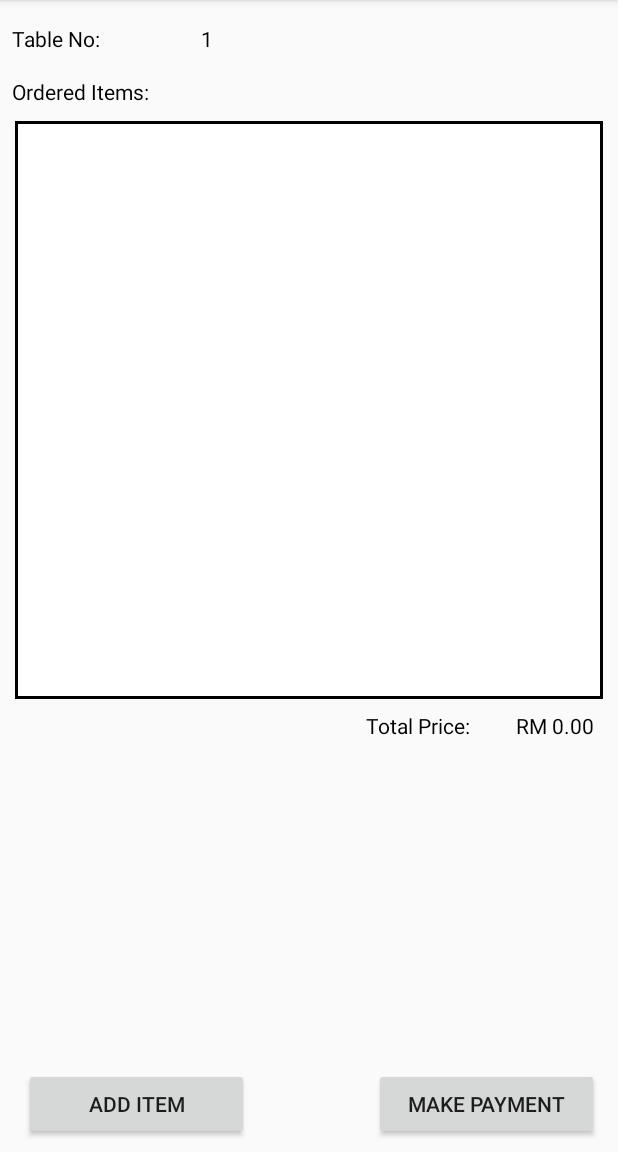
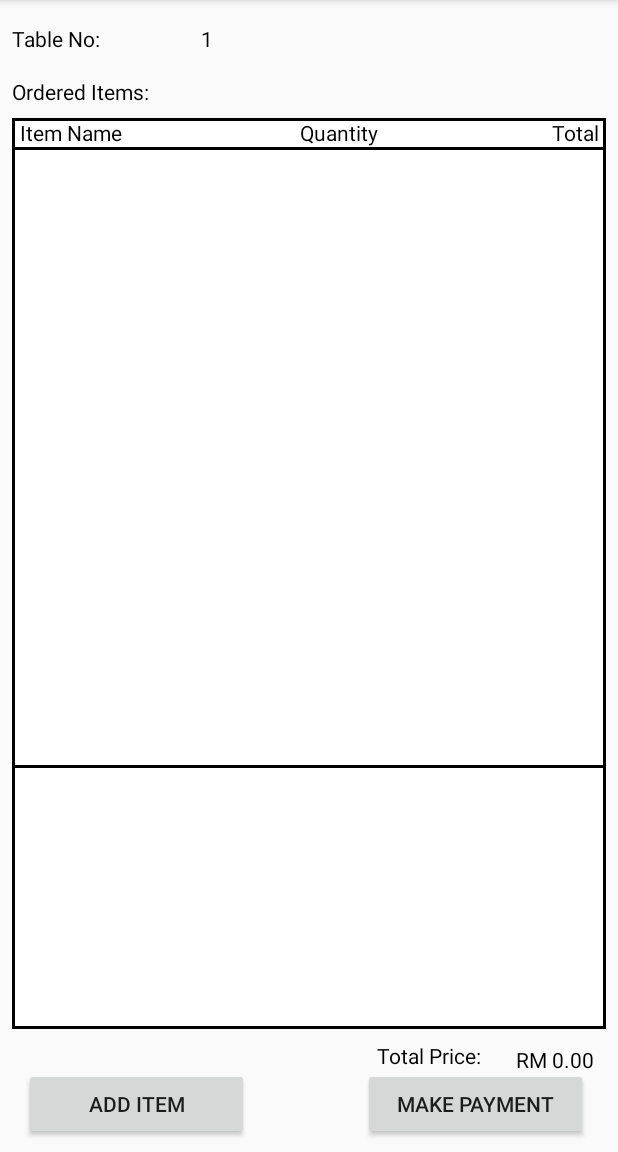
Before and after one commit to Theam1127/FoodOrderingApp, an Android app: the screen it shows after launch (MakeOrder), on a phone screen of 412 x 824 dp, the part 84-1236 px from its top. Run offline under Robolectric (Android 15) with nearby library versions, the phone set to English and light mode, and no system bars; our stand-ins replace Firebase (no records; nobody signed in at launch, a user with empty details on screens opened directly).

Commit message:
To be continued

```diff
--- a/app/src/main/AndroidManifest.xml
+++ b/app/src/main/AndroidManifest.xml
@@ -21,7 +21,9 @@
         <activity android:name=".Payment" />
         <activity android:name=".ForgotPassword" />
         <activity android:name=".ChangePassword" />
-        <activity android:name=".MaintenanceSetting"></activity>
+        <activity android:name=".MaintenanceSetting" />
+        <activity android:name=".AddOrderItem"
+            android:windowSoftInputMode="adjustNothing"></activity>
     </application>
 
 </manifest>
--- a/app/src/main/java/my/edu/tarc/foodorderingapp/MakeOrder.java
+++ b/app/src/main/java/my/edu/tarc/foodorderingapp/MakeOrder.java
@@ -1,18 +1,23 @@
 package my.edu.tarc.foodorderingapp;
 
 import android.app.ProgressDialog;
+import android.content.Intent;
 import android.support.annotation.NonNull;
 import android.support.v7.app.AppCompatActivity;
 import android.os.Bundle;
+import android.view.View;
 import android.widget.ArrayAdapter;
+import android.widget.Button;
 import android.widget.ListView;
 import android.widget.TextView;
+import android.widget.Toast;
 
 
 import com.google.android.gms.tasks.OnCompleteListener;
 import com.google.android.gms.tasks.OnSuccessListener;
 import com.google.android.gms.tasks.Task;
 import com.google.firebase.firestore.FirebaseFirestore;
+import com.google.firebase.firestore.Query;
 import com.google.firebase.firestore.QueryDocumentSnapshot;
 import com.google.firebase.firestore.QuerySnapshot;
 
@@ -21,35 +26,41 @@ import java.util.Collection;
 import java.util.List;
 
 public class MakeOrder extends AppCompatActivity {
-    Menu menuItem = new Menu();
-    List<Menu> orders = new ArrayList<>();
-    List<String> menuList = new ArrayList<>();
+    Menu menuItem;
+    List<Menu> orders;
     TextView tableNo, totalPrice;
     ListView orderList;
-    ArrayAdapter<String> adapter;
+    OrderListAdapter adapter;
     ProgressDialog pd;
+    Button addItemBtn, makePaymentBtn;
     @Override
     protected void onCreate(Bundle savedInstanceState) {
         super.onCreate(savedInstanceState);
         setContentView(R.layout.activity_make_order);
+        addItemBtn = (Button)findViewById(R.id.addItemBtn);
+        makePaymentBtn = (Button)findViewById(R.id.makePaymentBtn);
+        orders = new ArrayList<>();
+        menuItem = new Menu();
         pd = new ProgressDialog(this);
         pd.setMessage("Please Wait...");
+        pd.setCancelable(false);
+        pd.setCanceledOnTouchOutside(false);
         pd.show();
         FirebaseFirestore db = FirebaseFirestore.getInstance();
         db.collection("Menu").get().addOnCompleteListener(new OnCompleteListener<QuerySnapshot>() {
             @Override
             public void onComplete(@NonNull Task<QuerySnapshot> task) {
                 if(task.isSuccessful()){
-                    for(QueryDocumentSnapshot document : task.getResult()){
-                        menuItem.setMenuID((String)document.getData().get("menuID"));
-                        menuItem.setAvailable((boolean)document.getData().get("available"));
-                        menuItem.setName((String)document.getData().get("name"));
-                        menuItem.setPrice((double)document.getData().get("price"));
-                        menuItem.setType((String)document.getData().get("type"));
+                    for(QueryDocumentSnapshot documentSnapshot : task.getResult()) {
+                        String menuID = ""+documentSnapshot.getData().get("menuID");
+                        boolean available = (boolean)documentSnapshot.getData().get("menuStatus");
+                        String name = ""+documentSnapshot.getData().get("menuName");
+                        double price = Double.parseDouble(""+documentSnapshot.getData().get("menuPrice"));
+                        String type = ""+documentSnapshot.getData().get("menuType");
+                        menuItem=new Menu(menuID, name,type,available,price);
                         orders.add(menuItem);
-                        menuList.add(menuItem.getName()+"\t5\t"+menuItem.getPrice());
                     }
-                    adapter = new ArrayAdapter<String>(getApplicationContext(), android.R.layout.simple_list_item_1,menuList);
+                        adapter = new OrderListAdapter(orders, getApplicationContext());
                         orderList.setAdapter(adapter);
                         totalPrice = findViewById(R.id.totalPriceTV);
                         double total = 0.00;
@@ -58,6 +69,16 @@ public class MakeOrder extends AppCompatActivity {
                         totalPrice.setText("RM "+String.format("%.2f",total));
                         pd.dismiss();
                 }
+                else{
+                    Toast.makeText(getApplicationContext(),"Error",Toast.LENGTH_SHORT);
+                }
+            }
+        });
+        addItemBtn.setOnClickListener(new View.OnClickListener() {
+            @Override
+            public void onClick(View view) {
+                Intent intent = new Intent(getApplicationContext(), AddOrderItem.class);
+                startActivity(intent);
             }
         });
 
--- /dev/null
+++ b/app/src/main/java/my/edu/tarc/foodorderingapp/OrderListAdapter.java
@@ -0,0 +1,54 @@
+package my.edu.tarc.foodorderingapp;
+
+import android.content.Context;
+import android.view.LayoutInflater;
+import android.view.View;
+import android.view.ViewGroup;
+import android.widget.BaseAdapter;
+import android.widget.ListAdapter;
+import android.widget.TextView;
+
+import java.util.ArrayList;
+import java.util.List;
+
+public class OrderListAdapter extends BaseAdapter implements ListAdapter {
+    private List<Menu> menuList = new ArrayList<Menu>();
+    private Context context;
+
+    public OrderListAdapter(List<Menu> menuList, Context context) {
+        this.menuList = menuList;
+        this.context = context;
+    }
+
+    @Override
+    public int getCount() {
+        return menuList.size();
+    }
+
+    @Override
+    public Object getItem(int pos){
+        return menuList.get(pos);
+    }
+
+    @Override
+    public long getItemId(int i) {
+        return 0;
+    }
+
+    public View getView(final int position, View convertView, ViewGroup parent){
+        View view = convertView;
+        if(view==null){
+            LayoutInflater inflater = (LayoutInflater) context.getSystemService(Context.LAYOUT_INFLATER_SERVICE);
+            view = inflater.inflate(R.layout.order_list_view,null);
+        }
+        TextView menuItem = (TextView)view.findViewById(R.id.tvMenuItem);
+        TextView itemQty = (TextView)view.findViewById(R.id.tvQuantity);
+        TextView itemTotalPrice = (TextView)view.findViewById(R.id.tvPrice);
+        menuItem.setText(menuList.get(position).getName());
+        itemQty.setText(""+5);
+        itemTotalPrice.setText(String.format("%.2f",menuList.get(position).getPrice()));
+        return view;
+    }
+
+
+}
--- a/app/src/main/res/layout/activity_make_order.xml
+++ b/app/src/main/res/layout/activity_make_order.xml
@@ -34,19 +34,6 @@
         app:layout_constraintStart_toEndOf="@+id/tableNoTV"
         app:layout_constraintTop_toTopOf="parent" />
 
-    <ListView
-        android:id="@+id/orderListLV"
-        android:layout_width="0dp"
-        android:layout_height="385dp"
-        android:layout_margin="10dp"
-        android:layout_marginEnd="8dp"
-        android:layout_marginStart="8dp"
-        android:layout_marginTop="204dp"
-        android:background="@drawable/list_view_border"
-        app:layout_constraintEnd_toEndOf="parent"
-        app:layout_constraintHorizontal_bias="1.0"
-        app:layout_constraintStart_toStartOf="parent"
-        app:layout_constraintTop_toBottomOf="@+id/orderedItemsTV" />
 
     <TextView
         android:id="@+id/orderedItemsTV"
@@ -80,9 +67,9 @@
         android:layout_width="150dp"
         android:layout_height="wrap_content"
         android:layout_marginBottom="8dp"
-        android:layout_marginEnd="8dp"
+        android:layout_marginEnd="16dp"
         android:layout_marginLeft="8dp"
-        android:layout_marginRight="8dp"
+        android:layout_marginRight="16dp"
         android:layout_marginStart="8dp"
         android:text="@string/make_payment"
         app:layout_constraintBottom_toBottomOf="parent"
@@ -94,30 +81,84 @@
         android:id="@+id/totalPriceTV"
         android:layout_width="wrap_content"
         android:layout_height="wrap_content"
-        android:layout_marginBottom="8dp"
         android:layout_marginEnd="16dp"
         android:layout_marginRight="16dp"
-        android:layout_marginTop="8dp"
+        android:layout_marginTop="5dp"
         android:textColor="@color/common_google_signin_btn_text_dark_focused"
-        app:layout_constraintBottom_toTopOf="@+id/makePaymentBtn"
+        app:layout_constraintBottom_toBottomOf="@+id/textViewTotalPrice"
         app:layout_constraintEnd_toEndOf="parent"
-        app:layout_constraintTop_toBottomOf="@+id/orderListLV"
-        app:layout_constraintVertical_bias="0.0" />
+        app:layout_constraintTop_toTopOf="@+id/textViewTotalPrice"
+        app:layout_constraintVertical_bias="0.47" />
 
     <TextView
         android:id="@+id/textViewTotalPrice"
         android:layout_width="wrap_content"
-        android:layout_height="wrap_content"
+        android:layout_height="18dp"
         android:layout_marginEnd="8dp"
         android:layout_marginLeft="156dp"
         android:layout_marginRight="8dp"
         android:layout_marginStart="156dp"
-        android:layout_marginTop="8dp"
         android:text="@string/total_price"
         android:textColor="@color/common_google_signin_btn_text_dark_focused"
+        app:layout_constraintBottom_toTopOf="@+id/makePaymentBtn"
         app:layout_constraintEnd_toStartOf="@+id/totalPriceTV"
-        app:layout_constraintHorizontal_bias="0.796"
+        app:layout_constraintHorizontal_bias="0.863"
+        app:layout_constraintStart_toStartOf="parent" />
+
+    <RelativeLayout
+        android:id="@+id/relativeLayout"
+        android:layout_width="0dp"
+        android:layout_height="0dp"
+        android:layout_marginBottom="8dp"
+        android:layout_marginEnd="8dp"
+        android:layout_marginLeft="8dp"
+        android:layout_marginRight="8dp"
+        android:layout_marginStart="8dp"
+        android:layout_marginTop="8dp"
+        android:background="@drawable/list_view_border"
+        android:orientation="vertical"
+        app:layout_constraintBottom_toTopOf="@+id/textViewTotalPrice"
+        app:layout_constraintEnd_toEndOf="parent"
         app:layout_constraintStart_toStartOf="parent"
-        app:layout_constraintTop_toBottomOf="@+id/orderListLV" />
+        app:layout_constraintTop_toBottomOf="@+id/orderedItemsTV">
+
+        <TextView
+            android:id="@+id/tvTitleQuantity"
+            android:layout_width="132dp"
+            android:layout_height="wrap_content"
+            android:layout_marginStart="0dp"
+            android:layout_toEndOf="@+id/tvTitleItemName"
+            android:paddingEnd="3dp"
+            android:text="@string/quantity"
+            android:textAlignment="center"
+            android:textColor="@color/common_google_signin_btn_text_dark_focused" />
+
+        <TextView
+            android:id="@+id/tvTitleItemName"
+            android:layout_width="154dp"
+            android:layout_height="wrap_content"
+            android:paddingStart="5dp"
+            android:text="@string/Item_name"
+            android:textColor="@color/common_google_signin_btn_text_dark_focused" />
+
+        <TextView
+            android:id="@+id/tvTitleTotal"
+            android:layout_width="123dp"
+            android:layout_height="wrap_content"
+            android:layout_marginStart="-1dp"
+            android:layout_toEndOf="@+id/tvTitleQuantity"
+            android:paddingEnd="5dp"
+            android:text="@string/total"
+            android:textAlignment="textEnd"
+            android:textColor="@color/common_google_signin_btn_text_dark_focused" />
+
+        <ListView
+            android:id="@+id/orderListLV"
+            android:layout_width="match_parent"
+            android:layout_height="414dp"
+            android:layout_below="@+id/tvTitleQuantity"
+            android:background="@drawable/list_view_border" />
+
+    </RelativeLayout>
 
 </android.support.constraint.ConstraintLayout>
--- a/app/src/main/res/values/strings.xml
+++ b/app/src/main/res/values/strings.xml
@@ -13,4 +13,9 @@
     <string name="add_item">Add Item</string>
     <string name="make_payment">Make Payment</string>
     <string name="total_price">Total Price: </string>
+    <string name="Item_name">Item Name</string>
+    <string name="quantity">Quantity</string>
+    <string name="total">Total</string>
+    <string name="filter_by">Filter by:</string>
+    <string name="search">Search:</string>
 </resources>
```
Also changed, not shown: app/src/main/java/my/edu/tarc/foodorderingapp/AddOrderItem.java (added, +62 -0 lines), app/src/main/res/layout/activity_add_order_item.xml (added, +76 -0 lines), app/src/main/res/layout/order_list_view.xml (added, +33 -0 lines). Lines whose indentation alone changed are shown as unchanged.
